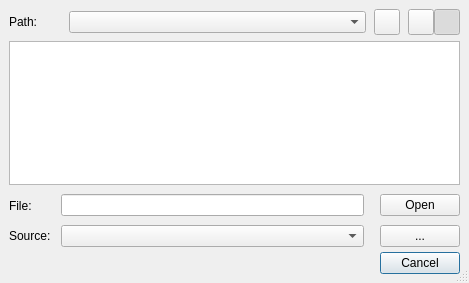
The window that src/chart/openviewdialog.ui (performancecopilot/pcp) describes before a commit, drawn with Qt 5.
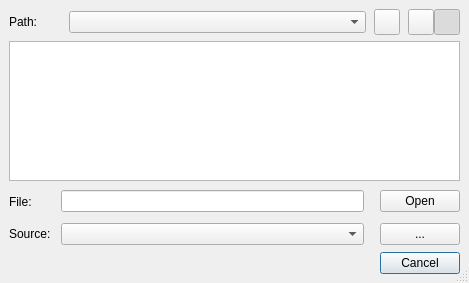
The same window after the commit. Icons and pictures are not drawn.

The edit to the form file:
```diff
--- a/src/chart/openviewdialog.ui
+++ b/src/chart/openviewdialog.ui
@@ -30,10 +30,13 @@
    </property>
    <item row="2" column="0" >
     <layout class="QGridLayout" >
-     <property name="margin" >
+     <property name="horizontalSpacing" >
       <number>0</number>
      </property>
-     <property name="spacing" >
+     <property name="verticalSpacing" >
+      <number>2</number>
+     </property>
+     <property name="margin" >
       <number>0</number>
      </property>
      <item row="1" column="1" >
```
